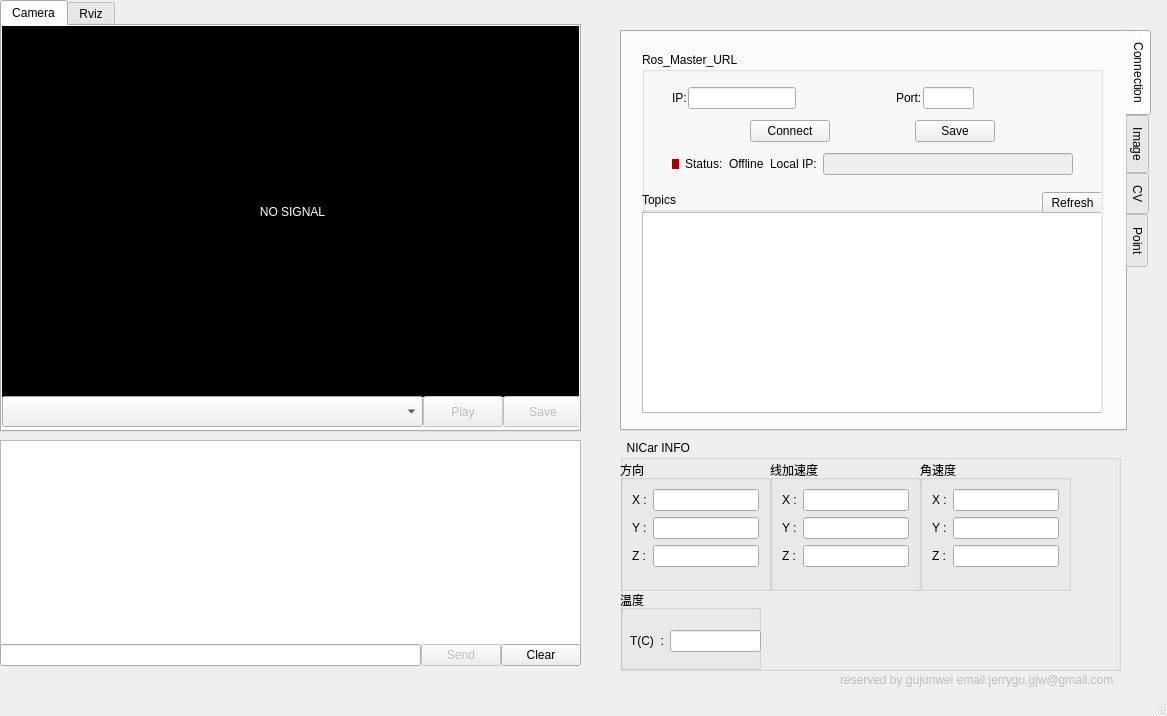
Qt form ui/mainWindow.ui (DoiryCool/Qt5-Ros-NICar) before a commit.
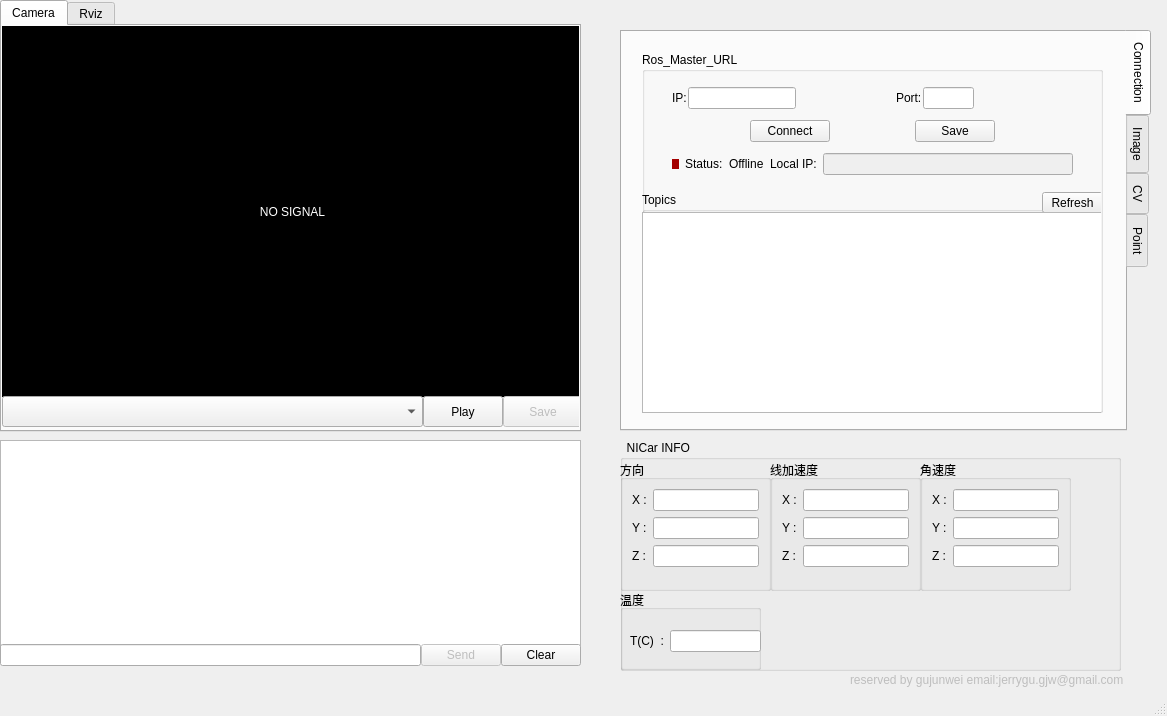
The same form after that commit.

```diff
--- a/ui/mainWindow.ui
+++ b/ui/mainWindow.ui
@@ -89,7 +89,7 @@
        <item>
         <widget class="QPushButton" name="bt_playCam">
          <property name="enabled">
-          <bool>false</bool>
+          <bool>true</bool>
          </property>
          <property name="sizePolicy">
           <sizepolicy hsizetype="Fixed" vsizetype="Preferred">
@@ -1356,7 +1356,7 @@
     </property>
     <property name="geometry">
      <rect>
-      <x>840</x>
+      <x>850</x>
       <y>670</y>
       <width>321</width>
       <height>20</height>
```
